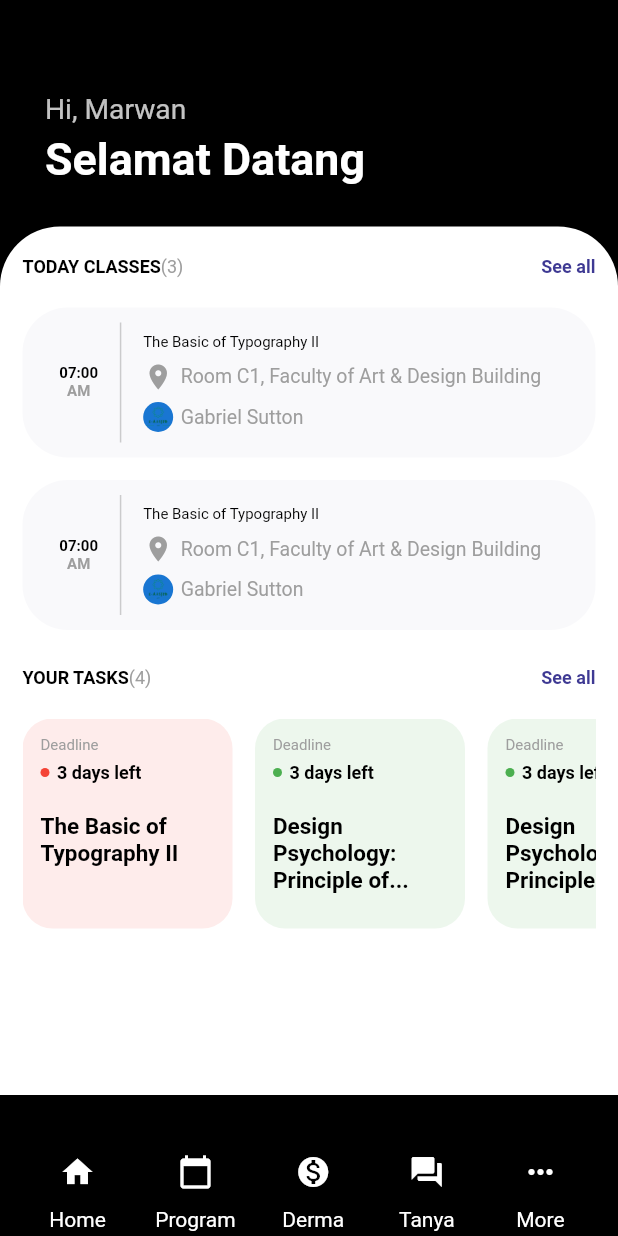
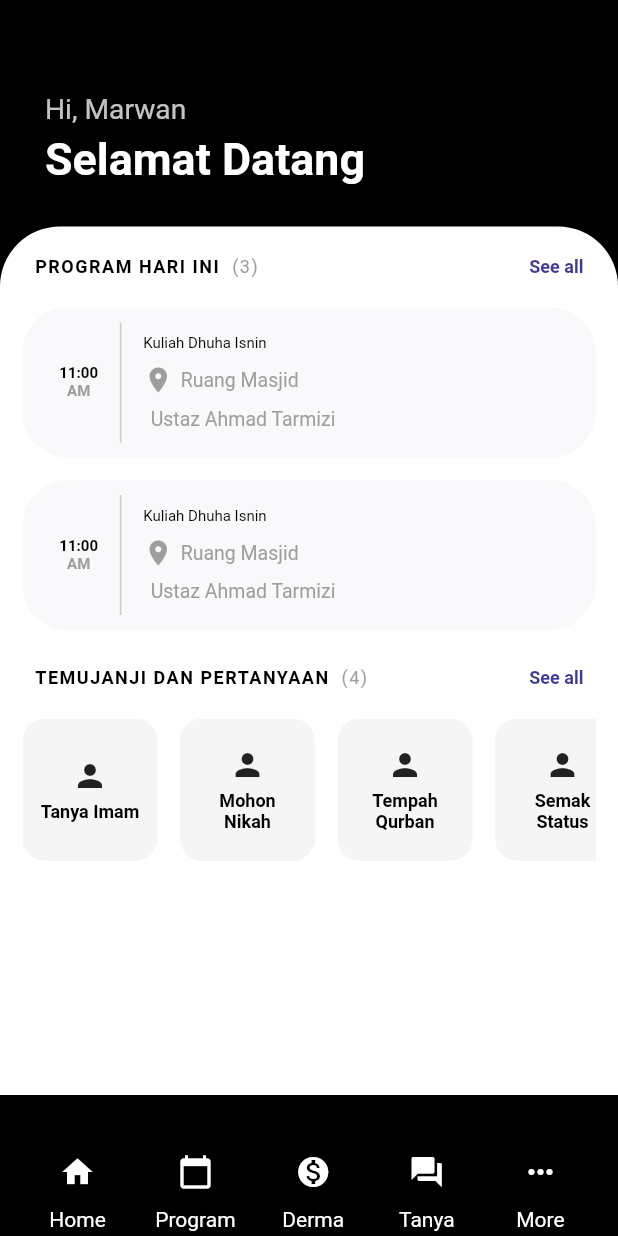
Before and after one commit to MarwanBukhori/e_masjid, a Flutter app: the screen it shows after launch, on a phone screen of 412 x 824 dp. Run offline on Flutter 3.47's test engine with Material 2 defaults, Android fonts, the light colour scheme and no system bars; our stand-ins replace flutter_svg.

Commit message:
edit home_screen.dart design

```diff
--- a/lib/screens/home/home_screen.dart
+++ b/lib/screens/home/home_screen.dart
@@ -1,6 +1,5 @@
 import 'package:flutter/material.dart';
 import 'package:e_masjid/widgets/widgets.dart';
-import 'package:flutter_svg/flutter_svg.dart';
 
 class HomeScreen extends StatefulWidget {
   static const String routeName = '/';
@@ -109,7 +108,10 @@ class _HomeScreenState extends State<HomeScreen> {
                 ),
                 child: ListView(
                   children: [
-                    buildTitleRow("TODAY CLASSES", 3),
+                    buildTitleRow(
+                        "PROGRAM HARI INI",
+                        3,
+                    ),
                     SizedBox(
                       height: 20,
                     ),
@@ -118,21 +120,22 @@ class _HomeScreenState extends State<HomeScreen> {
                     SizedBox(
                       height: 10,
                     ),
-                    buildTitleRow("YOUR TASKS", 4),
+                    buildTitleRow("TEMUJANJI DAN PERTANYAAN", 4),
                     SizedBox(
                       height: 20,
                     ),
                     SingleChildScrollView(
-
                       scrollDirection: Axis.horizontal,
                       child: Row(
                         children: [
-                          buildTaskItem(
-                              3, "The Basic of Typography II", Colors.red),
-                          buildTaskItem(3, "Design Psychology: Principle of...",
-                              Colors.green),
-                          buildTaskItem(3, "Design Psychology: Principle of...",
-                              Colors.green),
+                          buildTaskItem(3, "Tanya Imam",
+                              Colors.grey),
+                          buildTaskItem(3, "Mohon Nikah",
+                              Colors.grey),
+                          buildTaskItem(3, "Tempah Qurban",
+                              Colors.grey),
+                          buildTaskItem(3, "Semak Status",
+                              Colors.grey),
                         ],
                       ),
                     ),
@@ -157,53 +160,64 @@ class _HomeScreenState extends State<HomeScreen> {
   //Your Task
   Container buildTaskItem(int numDays, String courseTitle, Color color) {
     return Container(
+      alignment: Alignment.center,
       margin: EdgeInsets.only(right: 15),
       padding: EdgeInsets.all(12),
-      height: 140,
-      width: 140,
+      height: 95,
+      width: 90,
       decoration: BoxDecoration(
         color: color.withOpacity(0.1),
-        borderRadius: BorderRadius.circular(20),
+        borderRadius: BorderRadius.circular(15),
       ),
       child: Column(
-        crossAxisAlignment: CrossAxisAlignment.start,
+        mainAxisAlignment: MainAxisAlignment.center,
+        crossAxisAlignment: CrossAxisAlignment.center,
         children: [
-          Text(
-            "Deadline",
-            style: TextStyle(fontSize: 10, color: Colors.grey),
-          ),
+          Icon(Icons.person),
           SizedBox(
             height: 5,
           ),
-          Row(
-            children: [
-              Container(
-                height: 6,
-                width: 6,
-                decoration: BoxDecoration(
-                  color: color,
-                  borderRadius: BorderRadius.circular(3),
+          Text(
+            courseTitle,
+            style: TextStyle(fontSize: 12, fontWeight: FontWeight.w600),
+            textAlign: TextAlign.center,
           ),
-              ),
-              SizedBox(
-                width: 5,
-              ),
-              Text(
-                "$numDays days left",
-                style: TextStyle(fontSize: 12, fontWeight: FontWeight.bold),
-              ),
-            ],
-          ),
-          SizedBox(
-            height: 20,
-          ),
-          Container(
-            width: 100,
-            child: Text(
-              courseTitle,
-              style: TextStyle(fontSize: 15, fontWeight: FontWeight.bold),
-            ),
-          ),
+
+          // Text(
+          //   "Deadline",
+          //   style: TextStyle(fontSize: 10, color: Colors.grey),
+          // ),
+          // SizedBox(
+          //   height: 5,
+          // ),
+          // Row(
+          //   children: [
+          //     // Container(
+          //     //   height: 6,
+          //     //   width: 6,
+          //     //   // decoration: BoxDecoration(
+          //     //   //   color: color,
+          //     //   //   borderRadius: BorderRadius.circular(3),
+          //     //   // ),
+          //     // ),
+          //     // SizedBox(
+          //     //   width: 5,
+          //     // ),
+          //     // Text(
+          //     //   "$numDays days left",
+          //     //   style: TextStyle(fontSize: 12, fontWeight: FontWeight.bold),
+          //     // ),
+          //   ],
+          // ),
+          // SizedBox(
+          //   height: 20,
+          // ),
+
+
+
+
+
+
         ],
       ),
     );
@@ -212,6 +226,11 @@ class _HomeScreenState extends State<HomeScreen> {
   Row buildTitleRow(String title, int number) {
     return Row(
       mainAxisAlignment: MainAxisAlignment.spaceBetween,
+
+      children: [
+        Padding(
+          padding: const EdgeInsets.fromLTRB(8.0, 0,0,0),
+          child: Column(
             children: [
               RichText(
                 text: TextSpan(
@@ -219,10 +238,11 @@ class _HomeScreenState extends State<HomeScreen> {
                     style: TextStyle(
                         fontSize: 12,
                         color: Colors.black,
-                  fontWeight: FontWeight.bold),
+                        fontWeight: FontWeight.bold,
+                    letterSpacing: 1),
                     children: [
                       TextSpan(
-                  text: "($number)",
+                        text: "  ($number)",
                         style: TextStyle(
                             fontSize: 12,
                             color: Colors.grey,
@@ -230,12 +250,18 @@ class _HomeScreenState extends State<HomeScreen> {
                       ),
                     ]),
               ),
-        Text(
+            ],
+          ),
+        ),
+        Padding(
+          padding: const EdgeInsets.fromLTRB(0, 0, 8.0, 0),
+          child: Text(
             "See all",
             style: TextStyle(
                 fontSize: 12,
                 color: Color(0XFF3E3993),
                 fontWeight: FontWeight.bold),
+          ),
         )
       ],
     );
@@ -257,7 +283,7 @@ class _HomeScreenState extends State<HomeScreen> {
             mainAxisAlignment: MainAxisAlignment.center,
             children: [
               Text(
-                "07:00",
+                "11:00",
                 style: TextStyle(fontWeight: FontWeight.bold),
               ),
               Text(
@@ -279,7 +305,7 @@ class _HomeScreenState extends State<HomeScreen> {
               Container(
                 width: MediaQuery.of(context).size.width - 160,
                 child: Text(
-                  "The Basic of Typography II",
+                  "Kuliah Dhuha Isnin",
                   overflow: TextOverflow.ellipsis,
                 ),
               ),
@@ -296,7 +322,7 @@ class _HomeScreenState extends State<HomeScreen> {
                   Container(
                     width: MediaQuery.of(context).size.width - 160,
                     child: Text(
-                      "Room C1, Faculty of Art & Design Building",
+                      "Ruang Masjid",
                       overflow: TextOverflow.ellipsis,
                       style: TextStyle(color: Colors.grey, fontSize: 13),
                     ),
@@ -305,16 +331,16 @@ class _HomeScreenState extends State<HomeScreen> {
               ),
               Row(
                 children: [
-                  CircleAvatar(
-                    backgroundImage: AssetImage(
-                        "assets/emasjid.png"),
-                    radius: 10,
-                  ),
+                  // CircleAvatar(
+                  //   backgroundImage: AssetImage(
+                  //       "assets/emasjid.png"),
+                  //   radius: 10,
+                  // ),
                   SizedBox(
                     width: 5,
                   ),
                   Text(
-                    "Gabriel Sutton",
+                    "Ustaz Ahmad Tarmizi",
                     style: TextStyle(color: Colors.grey, fontSize: 13),
                   )
                 ],
--- a/lib/screens/more/more_screen.dart
+++ b/lib/screens/more/more_screen.dart
@@ -112,10 +112,10 @@ class _MoreScreenState extends State<MoreScreen> {
                         height: 5.0,
                       ),
                       Text(
-                        "Senarai utiliti",
+                        "Modul Pembangunan Diri",
                         style: TextStyle(
                           color: Colors.white,
-                          fontSize: 35.0,
+                          fontSize: 33.0,
                           fontWeight: FontWeight.w600,
                           height: 1.2,
                         ),
```
Also changed, not shown: lib/screens/modul_tanya/tanyaimam_screen.dart (added). Lines whose indentation alone changed are shown as unchanged.
